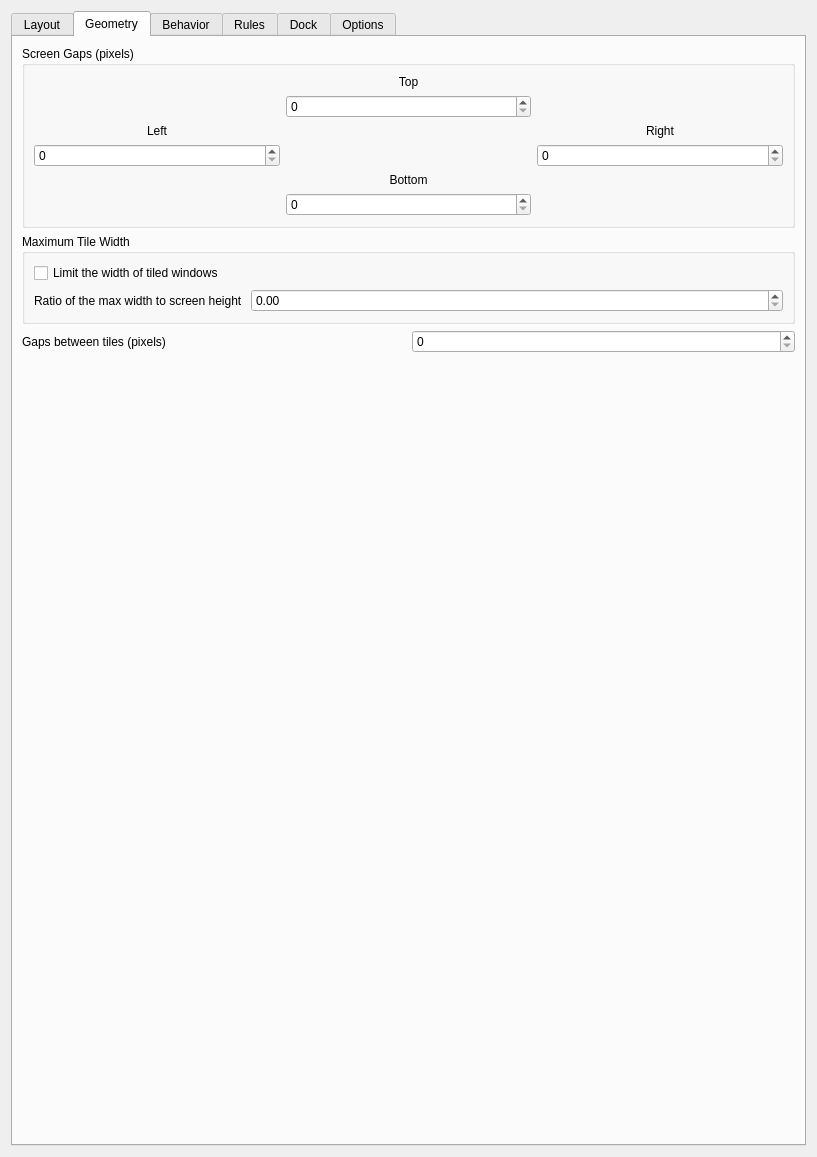
Before: the Qt Designer form res/config.ui in uberkael/krohnkite, drawn with Qt 5.
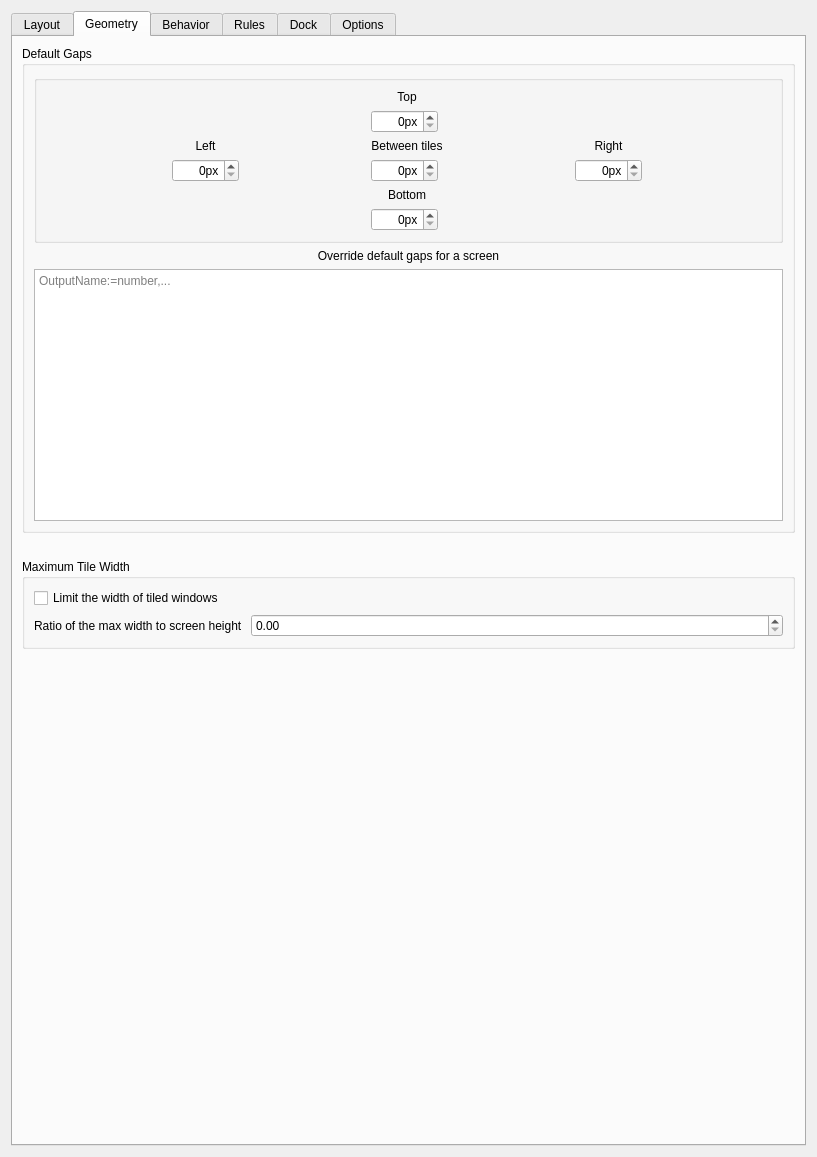
After: the same form once the commit is applied. The open tabs and pages were chosen to show the change. Custom widgets are drawn as their Qt base class.

What changed in the file:
```diff
--- a/res/config.ui
+++ b/res/config.ui
@@ -455,95 +455,273 @@
       </attribute>
       <layout class="QVBoxLayout" name="verticalLayout_5">
        <item>
-        <widget class="QGroupBox" name="groupBox">
+        <widget class="QGroupBox" name="GB_gaps">
+         <property name="sizePolicy">
+          <sizepolicy hsizetype="Minimum" vsizetype="Minimum">
+           <horstretch>0</horstretch>
+           <verstretch>0</verstretch>
+          </sizepolicy>
+         </property>
+         <property name="minimumSize">
+          <size>
+           <width>0</width>
+           <height>0</height>
+          </size>
+         </property>
          <property name="title">
-          <string>Screen Gaps (pixels)</string>
+          <string>Default Gaps</string>
          </property>
-         <layout class="QGridLayout" name="gridLayout_3">
-          <item row="2" column="3">
-           <widget class="QSpinBox" name="kcfg_screenGapTop">
-            <property name="maximum">
-             <number>999</number>
+         <property name="alignment">
+          <set>Qt::AlignmentFlag::AlignLeading|Qt::AlignmentFlag::AlignLeft|Qt::AlignmentFlag::AlignTop</set>
+         </property>
+         <property name="flat">
+          <bool>true</bool>
+         </property>
+         <layout class="QVBoxLayout" name="verticalLayout_14">
+          <item>
+           <widget class="QGroupBox" name="groupBox_14">
+            <property name="sizePolicy">
+             <sizepolicy hsizetype="Minimum" vsizetype="Minimum">
+              <horstretch>0</horstretch>
+              <verstretch>0</verstretch>
+             </sizepolicy>
             </property>
-           </widget>
-          </item>
-          <item row="4" column="0">
-           <widget class="QSpinBox" name="kcfg_screenGapLeft">
-            <property name="maximum">
-             <number>999</number>
+            <property name="font">
+             <font>
+              <hintingpreference>PreferDefaultHinting</hintingpreference>
+             </font>
             </property>
-           </widget>
-          </item>
-          <item row="4" column="4">
-           <widget class="QSpinBox" name="kcfg_screenGapRight">
-            <property name="maximum">
-             <number>999</number>
+            <property name="title">
+             <string/>
             </property>
-           </widget>
-          </item>
-          <item row="0" column="3">
-           <widget class="QLabel" name="screenGapTop">
-            <property name="text">
-             <string>Top</string>
-            </property>
             <property name="alignment">
-             <set>Qt::AlignmentFlag::AlignCenter</set>
+             <set>Qt::AlignmentFlag::AlignLeading|Qt::AlignmentFlag::AlignLeft|Qt::AlignmentFlag::AlignTop</set>
             </property>
-           </widget>
-          </item>
-          <item row="6" column="3">
-           <widget class="QSpinBox" name="kcfg_screenGapBottom">
-            <property name="maximum">
-             <number>999</number>
+            <property name="flat">
+             <bool>true</bool>
             </property>
+            <layout class="QGridLayout" name="gridLayout_13">
+             <item row="0" column="2">
+              <widget class="QLabel" name="screenGapTop">
+               <property name="text">
+                <string>Top</string>
+               </property>
+               <property name="alignment">
+                <set>Qt::AlignmentFlag::AlignCenter</set>
+               </property>
+              </widget>
+             </item>
+             <item row="2" column="2">
+              <widget class="QSpinBox" name="kcfg_screenGapTop">
+               <property name="sizePolicy">
+                <sizepolicy hsizetype="Fixed" vsizetype="Fixed">
+                 <horstretch>0</horstretch>
+                 <verstretch>0</verstretch>
+                </sizepolicy>
+               </property>
+               <property name="alignment">
+                <set>Qt::AlignmentFlag::AlignRight|Qt::AlignmentFlag::AlignTrailing|Qt::AlignmentFlag::AlignVCenter</set>
+               </property>
+               <property name="suffix">
+                <string>px</string>
+               </property>
+               <property name="maximum">
+                <number>9999</number>
+               </property>
+              </widget>
+             </item>
+             <item row="7" column="2">
+              <widget class="QLabel" name="screenGapBottom">
+               <property name="text">
+                <string>Bottom</string>
+               </property>
+               <property name="alignment">
+                <set>Qt::AlignmentFlag::AlignCenter</set>
+               </property>
+              </widget>
+             </item>
+             <item row="5" column="3">
+              <widget class="QSpinBox" name="kcfg_screenGapRight">
+               <property name="sizePolicy">
+                <sizepolicy hsizetype="Fixed" vsizetype="Fixed">
+                 <horstretch>0</horstretch>
+                 <verstretch>0</verstretch>
+                </sizepolicy>
+               </property>
+               <property name="alignment">
+                <set>Qt::AlignmentFlag::AlignRight|Qt::AlignmentFlag::AlignTrailing|Qt::AlignmentFlag::AlignVCenter</set>
+               </property>
+               <property name="suffix">
+                <string>px</string>
+               </property>
+               <property name="maximum">
+                <number>9999</number>
+               </property>
+              </widget>
+             </item>
+             <item row="3" column="0">
+              <widget class="QLabel" name="screenGapLeft">
+               <property name="text">
+                <string>Left</string>
+               </property>
+               <property name="alignment">
+                <set>Qt::AlignmentFlag::AlignCenter</set>
+               </property>
+              </widget>
+             </item>
+             <item row="8" column="2">
+              <widget class="QSpinBox" name="kcfg_screenGapBottom">
+               <property name="sizePolicy">
+                <sizepolicy hsizetype="Fixed" vsizetype="Fixed">
+                 <horstretch>0</horstretch>
+                 <verstretch>0</verstretch>
+                </sizepolicy>
+               </property>
+               <property name="alignment">
+                <set>Qt::AlignmentFlag::AlignRight|Qt::AlignmentFlag::AlignTrailing|Qt::AlignmentFlag::AlignVCenter</set>
+               </property>
+               <property name="suffix">
+                <string>px</string>
+               </property>
+               <property name="maximum">
+                <number>9999</number>
+               </property>
+              </widget>
+             </item>
+             <item row="3" column="3">
+              <widget class="QLabel" name="screenGapRight">
+               <property name="text">
+                <string>Right</string>
+               </property>
+               <property name="alignment">
+                <set>Qt::AlignmentFlag::AlignCenter</set>
+               </property>
+              </widget>
+             </item>
+             <item row="5" column="0">
+              <widget class="QSpinBox" name="kcfg_screenGapLeft">
+               <property name="sizePolicy">
+                <sizepolicy hsizetype="Fixed" vsizetype="Fixed">
+                 <horstretch>0</horstretch>
+                 <verstretch>0</verstretch>
+                </sizepolicy>
+               </property>
+               <property name="alignment">
+                <set>Qt::AlignmentFlag::AlignRight|Qt::AlignmentFlag::AlignTrailing|Qt::AlignmentFlag::AlignVCenter</set>
+               </property>
+               <property name="suffix">
+                <string>px</string>
+               </property>
+               <property name="maximum">
+                <number>9999</number>
+               </property>
+              </widget>
+             </item>
+             <item row="3" column="2">
+              <widget class="QLabel" name="tileGapLabel">
+               <property name="sizePolicy">
+                <sizepolicy hsizetype="Minimum" vsizetype="Minimum">
+                 <horstretch>0</horstretch>
+                 <verstretch>0</verstretch>
+                </sizepolicy>
+               </property>
+               <property name="font">
+                <font>
+                 <bold>false</bold>
+                 <hintingpreference>PreferDefaultHinting</hintingpreference>
+                </font>
+               </property>
+               <property name="text">
+                <string>Between tiles</string>
+               </property>
+               <property name="alignment">
+                <set>Qt::AlignmentFlag::AlignCenter</set>
+               </property>
+              </widget>
+             </item>
+             <item row="5" column="2">
+              <widget class="QSpinBox" name="kcfg_screenGapBetween">
+               <property name="sizePolicy">
+                <sizepolicy hsizetype="Fixed" vsizetype="Minimum">
+                 <horstretch>0</horstretch>
+                 <verstretch>0</verstretch>
+                </sizepolicy>
+               </property>
+               <property name="alignment">
+                <set>Qt::AlignmentFlag::AlignRight|Qt::AlignmentFlag::AlignTrailing|Qt::AlignmentFlag::AlignVCenter</set>
+               </property>
+               <property name="suffix">
+                <string>px</string>
+               </property>
+               <property name="maximum">
+                <number>9999</number>
+               </property>
+              </widget>
+             </item>
+            </layout>
            </widget>
           </item>
-          <item row="5" column="3">
-           <widget class="QLabel" name="screenGapBottom">
-            <property name="text">
-             <string>Bottom</string>
+          <item>
+           <widget class="QLabel" name="tileGapLabel_3">
+            <property name="sizePolicy">
+             <sizepolicy hsizetype="Minimum" vsizetype="Minimum">
+              <horstretch>0</horstretch>
+              <verstretch>0</verstretch>
+             </sizepolicy>
             </property>
-            <property name="alignment">
-             <set>Qt::AlignmentFlag::AlignCenter</set>
+            <property name="font">
+             <font>
+              <bold>false</bold>
+             </font>
             </property>
-           </widget>
-          </item>
-          <item row="3" column="0">
-           <widget class="QLabel" name="screenGapLeft">
             <property name="text">
-             <string>Left</string>
+             <string>Override default gaps for a screen</string>
             </property>
             <property name="alignment">
              <set>Qt::AlignmentFlag::AlignCenter</set>
             </property>
            </widget>
           </item>
-          <item row="3" column="4">
-           <widget class="QLabel" name="screenGapRight">
-            <property name="text">
-             <string>Right</string>
+          <item>
+           <widget class="QPlainTextEdit" name="kcfg_gapsOverrideConfig">
+            <property name="toolTip">
+             <string>&lt;html&gt;&lt;head/&gt;&lt;body&gt;&lt;p&gt;&lt;span style=&quot; font-size:12pt;&quot;&gt;Overriding default gaps parameters for the specified Screen Name(OutputName). Format:&lt;/span&gt;&lt;/p&gt;&lt;p&gt;&lt;span style=&quot; font-size:12pt; font-weight:700;&quot;&gt;OutputName:&amp;lt;left,right,top,bottom,between&amp;gt;=number,...&amp;lt;Enter&amp;gt;&lt;/span&gt;&lt;/p&gt;&lt;p&gt;&lt;span style=&quot; font-size:12pt; font-weight:700;&quot;&gt;OutputName:ActivityId:VirtualDesktopName:&amp;lt;left,right,top,bottom,between&amp;gt;=number,...&amp;lt;Enter&amp;gt;&lt;/span&gt;&lt;/p&gt;&lt;p&gt;&lt;span style=&quot; font-size:12pt; font-weight:700;&quot;&gt;xrandr --listmonitors&lt;/span&gt;&lt;span style=&quot; font-size:12pt;&quot;&gt; to define Output names&lt;/span&gt;&lt;/p&gt;&lt;p&gt;&lt;span style=&quot; font-size:12pt; font-weight:700;&quot;&gt;left,right,top,bottom,between&lt;/span&gt;&lt;span style=&quot; font-size:12pt;&quot;&gt; or you can use shortname&lt;/span&gt;&lt;span style=&quot; font-size:12pt; font-weight:700;&quot;&gt; l,r,t,b,e &lt;/span&gt;&lt;/p&gt;&lt;p&gt;&lt;span style=&quot; font-size:12pt;&quot;&gt;You can only write down the parameters you want to change. Examples:&lt;/span&gt;&lt;/p&gt;&lt;p&gt;&lt;span style=&quot; font-size:12pt;&quot;&gt;on monitor with Output name &lt;/span&gt;&lt;span style=&quot; font-size:12pt; font-weight:700;&quot;&gt;DP-2 &lt;/span&gt;&lt;span style=&quot; font-size:12pt;&quot;&gt;will override right gap to 10, left gap to 20 and between gap to 10&lt;/span&gt;&lt;/p&gt;&lt;p&gt;&lt;span style=&quot; font-size:12pt; font-weight:700;&quot;&gt;DP-2:r=10,l=20,between=10&lt;/span&gt;&lt;/p&gt;&lt;p&gt;&lt;span style=&quot; font-size:12pt;&quot;&gt;this one, will override between gaps only for defined display, virtual desktop and activity&lt;/span&gt;&lt;/p&gt;&lt;p&gt;&lt;span style=&quot; font-size:12pt; font-weight:700;&quot;&gt;HDMI-A-1:99e10d31-e8f3-44aa-bbed-2a543f13fa54:Desktop 1:e=0&lt;/span&gt;&lt;/p&gt;&lt;/body&gt;&lt;/html&gt;</string>
             </property>
-            <property name="alignment">
-             <set>Qt::AlignmentFlag::AlignCenter</set>
+            <property name="placeholderText">
+             <string>OutputName:&lt;left,right,top,bottom,between&gt;=number,...&lt;Enter&gt;</string>
             </property>
            </widget>
           </item>
          </layout>
         </widget>
        </item>
+       <item>
+        <widget class="QLabel" name="tileGapLabel_2">
+         <property name="sizePolicy">
+          <sizepolicy hsizetype="Minimum" vsizetype="Minimum">
+           <horstretch>0</horstretch>
+           <verstretch>0</verstretch>
+          </sizepolicy>
+         </property>
+         <property name="font">
+          <font>
+           <bold>false</bold>
+          </font>
+         </property>
+         <property name="text">
+          <string/>
+         </property>
+         <property name="alignment">
+          <set>Qt::AlignmentFlag::AlignCenter</set>
+         </property>
+        </widget>
+       </item>
        <item>
         <widget class="QGroupBox" name="groupBox_9">
          <property name="title">
           <string>Maximum Tile Width</string>
          </property>
          <layout class="QGridLayout" name="gridLayout_8">
-          <item row="0" column="0">
-           <widget class="QCheckBox" name="kcfg_limitTileWidth">
-            <property name="text">
-             <string>Limit the width of tiled windows</string>
-            </property>
-           </widget>
-          </item>
           <item row="1" column="0">
            <layout class="QHBoxLayout" name="horizontalLayout_2">
             <item>
@@ -564,27 +742,16 @@
             </item>
            </layout>
           </item>
+          <item row="0" column="0">
+           <widget class="QCheckBox" name="kcfg_limitTileWidth">
+            <property name="text">
+             <string>Limit the width of tiled windows</string>
+            </property>
+           </widget>
+          </item>
          </layout>
         </widget>
        </item>
-       <item>
-        <layout class="QHBoxLayout" name="horizontalLayout">
-         <item>
-          <widget class="QLabel" name="tileGapLabel">
-           <property name="text">
-            <string>Gaps between tiles (pixels)</string>
-           </property>
-          </widget>
-         </item>
-         <item>
-          <widget class="QSpinBox" name="kcfg_tileLayoutGap">
-           <property name="maximum">
-            <number>9999</number>
-           </property>
-          </widget>
-         </item>
-        </layout>
-       </item>
        <item>
         <spacer name="verticalSpacer">
          <property name="orientation">
```
